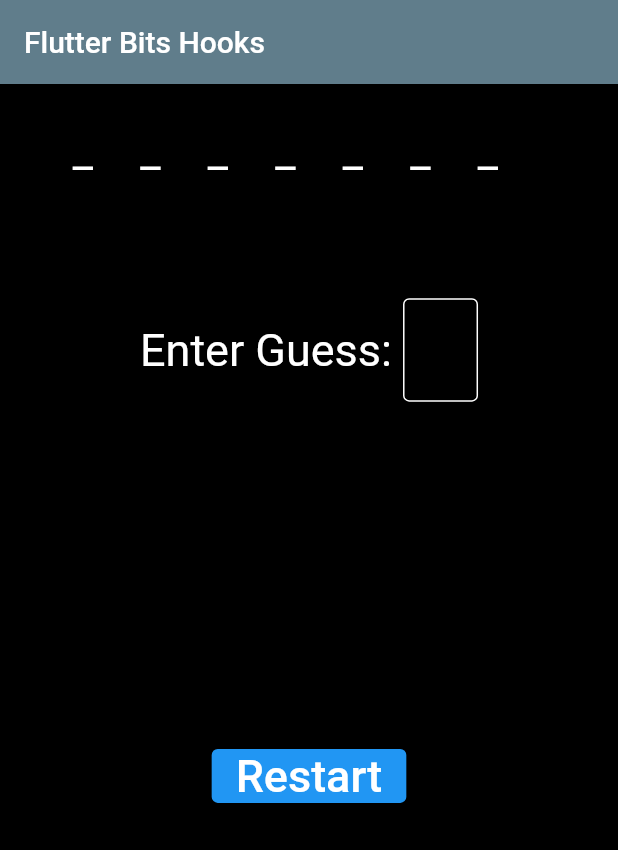
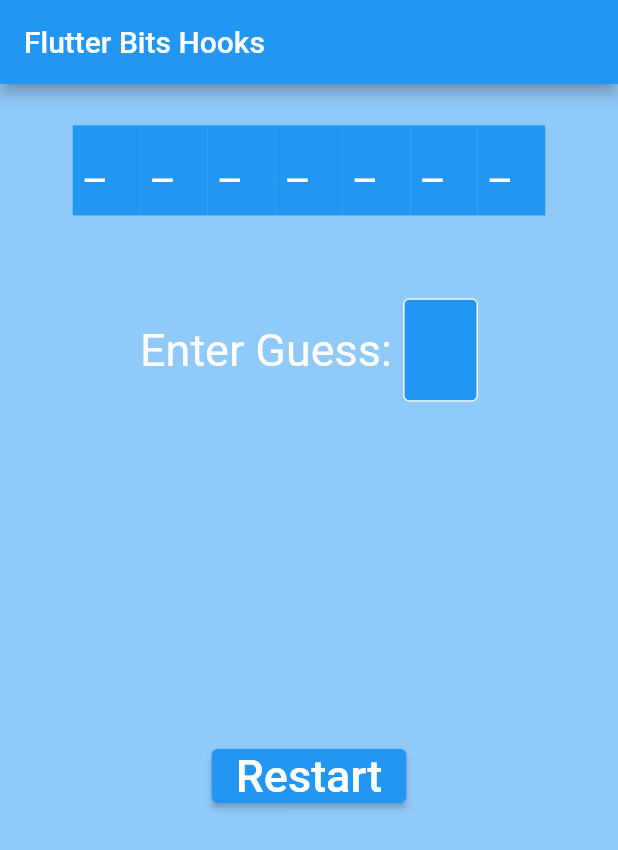
Before and after one commit to FlutterBitsYouTube/WordGuess, a Flutter app: the screen it shows after launch, after a tap on "New Game", on a phone screen of 412 x 824 dp. Shown: the top 850 px of the screen. Run offline on Flutter 3.47's test engine with Material 2 defaults, Android fonts, the phone set to English and light mode, and no system bars; our stand-ins replace auto_size_text, hooks_riverpod.

Commit message:
updated theme and coloring

```diff
--- a/lib/components/draw_game_word.dart
+++ b/lib/components/draw_game_word.dart
@@ -24,12 +24,15 @@ class DrawGameWord extends ConsumerWidget {
             itemCount: game.initializedGameWord.length,
             itemBuilder: (context, index) {
               return Container(
-                color: Colors.black,
+                color: Colors.blue,
                 width: 45,
                 height: 45,
-                child: Text(
-                  gameWordRevealed[index],
-                  style: TextStyle(color: Colors.white, fontSize: 30),
+                child: Padding(
+                  padding: const EdgeInsets.all(8.0),
+                  child: Text(
+                    gameWordRevealed[index],
+                    style: TextStyle(color: Colors.white, fontSize: 30),
+                  ),
                 ),
               );
             },
--- a/lib/components/guess_letter.dart
+++ b/lib/components/guess_letter.dart
@@ -26,7 +26,7 @@ class GuessLetter extends ConsumerWidget {
               textAlign: TextAlign.center,
               cursorColor: Colors.white,
               decoration: const InputDecoration(
-                fillColor: Colors.black,
+                fillColor: Colors.blue,
                 filled: true,
                 focusedBorder: OutlineInputBorder(
                   borderSide: BorderSide(
--- a/lib/fb_app_bar.dart
+++ b/lib/fb_app_bar.dart
@@ -7,7 +7,7 @@ class FBAppBar extends StatelessWidget implements PreferredSizeWidget {
   Widget build(BuildContext context) {
     return AppBar(
       title: const Text('Flutter Bits Hooks'),
-      backgroundColor: Colors.blueGrey,
+      //backgroundColor: Colors.blueGrey,
     );
   }
 
--- a/lib/main.dart
+++ b/lib/main.dart
@@ -14,10 +14,11 @@ class FBHooks extends StatelessWidget {
   @override
   Widget build(BuildContext context) {
     return MaterialApp(
+      theme: ThemeData(primarySwatch: Colors.blue),
       home: Scaffold(
         appBar: const FBAppBar(),
         body: Container(
-          color: Colors.black,
+          color: Colors.blue[200],
           child: const FBBody(),
         ),
       ),
```
Also changed, not shown: lib/controllers/game_controller.dart (+6 -4 lines).
